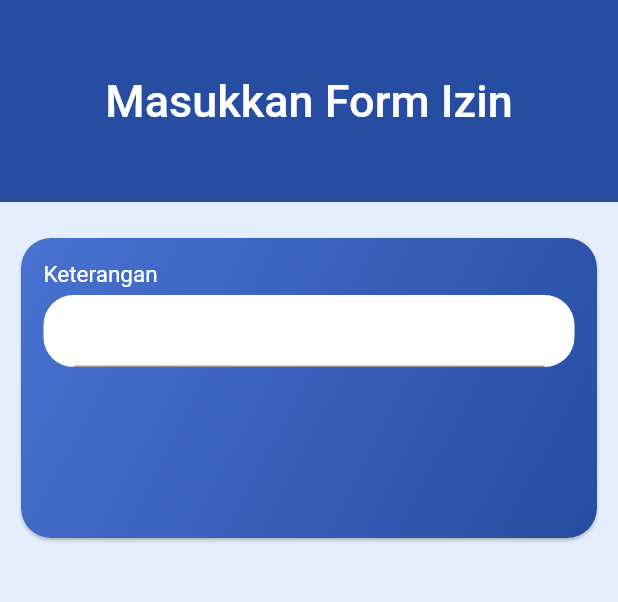
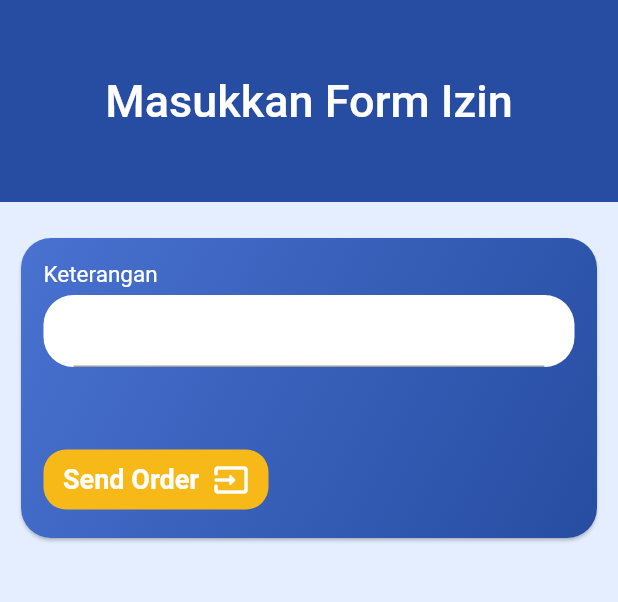
Before and after one commit to younixue3/hbics_check_out_in, a Flutter app: the FormPage screen opened by its route, on a phone screen of 412 x 824 dp, the part 98-700 px from its top. Run offline on Flutter 3.47's test engine with Material 2 defaults, Android fonts, the phone set to English and light mode, and no system bars; our stand-ins replace carousel_slider.

Commit message:
Add Form Page Input

```diff
--- a/lib/card/CardFormPage.dart
+++ b/lib/card/CardFormPage.dart
@@ -50,8 +50,44 @@ class _CardFormPageState extends State<CardFormPage> {
                       decoration: InputDecoration(border: null),
                       style: TextStyle(fontSize: 20),
                     ),
-                  )
+                  ),
                 ],
+              ),
+            ),
+            Container(
+              width: 150,
+              child: TextButton(
+                style: ButtonStyle(
+                  shape: MaterialStateProperty.all<RoundedRectangleBorder>(
+                    RoundedRectangleBorder(
+                      borderRadius: BorderRadius.circular(15.0),
+                    ),
+                  ),
+                  backgroundColor: MaterialStateProperty.all(
+                    Color.fromARGB(255, 247, 185, 23),
+                    // Colors.redAccent,
+                  ),
+                ),
+                onPressed: () {},
+                child: Container(
+                  padding: EdgeInsets.symmetric(horizontal: 5),
+                  child: Row(
+                    mainAxisAlignment: MainAxisAlignment.spaceBetween,
+                    children: [
+                      Text(
+                        'Send Order',
+                        style: TextStyle(
+                            fontSize: 18,
+                            fontWeight: FontWeight.bold,
+                            color: Colors.white),
+                      ),
+                      Icon(
+                        Icons.input_rounded,
+                        color: Colors.white,
+                      )
+                    ],
+                  ),
+                ),
               ),
             )
           ],
```
